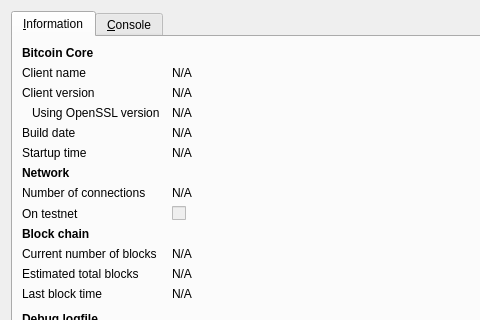
Above: src/qt/forms/rpcconsole.ui from dogecoin/dogecoin before the change; both pictures show x 0 to 480 and y 0 to 320 of the 740 by 450 pixel window. Below: the same form after it.
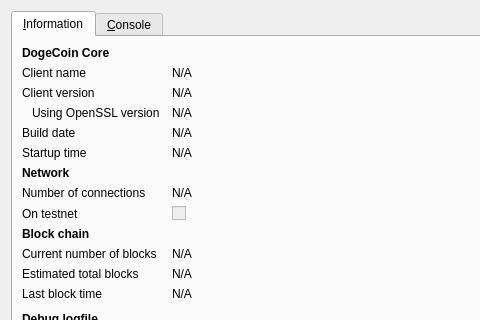
That is the form after the change. Icons and pictures are not drawn.

Commit message: Bitcoin -> DogeCoin, Satoshi -> Shibetoshi

```diff
--- a/src/qt/forms/rpcconsole.ui
+++ b/src/qt/forms/rpcconsole.ui
@@ -36,7 +36,7 @@
           </font>
          </property>
          <property name="text">
-          <string>Bitcoin Core</string>
+          <string>DogeCoin Core</string>
          </property>
         </widget>
        </item>
```
The commit also changes 1 other file.
